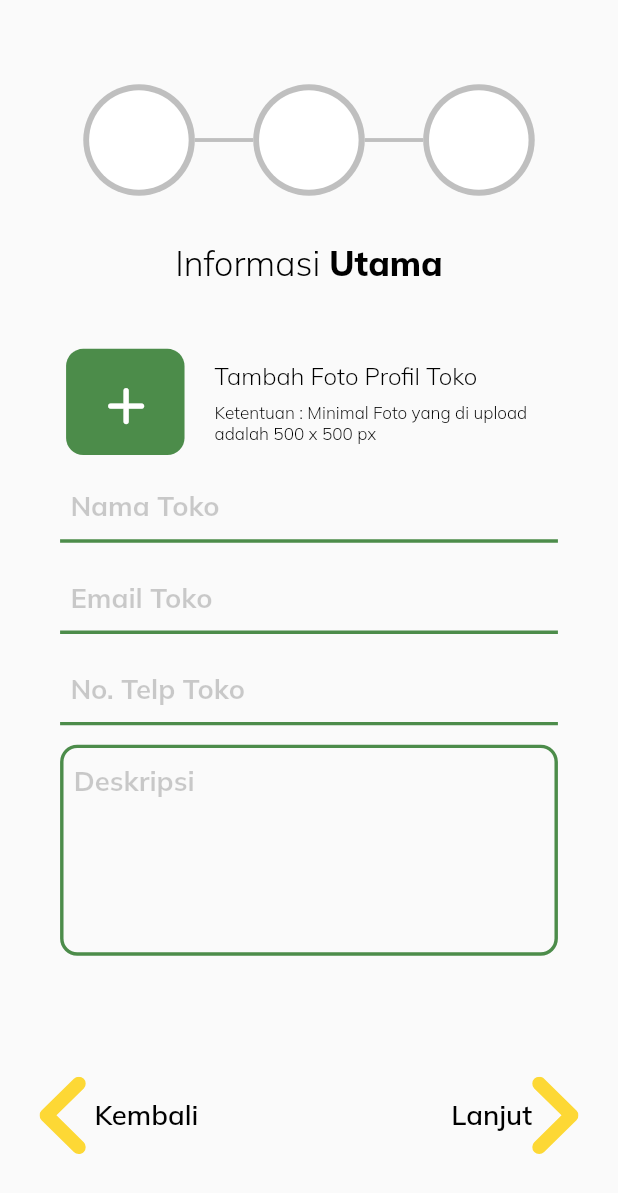
After one commit to michaelsof47/CatatUang, a Flutter app: the OwnerRegisterPage screen opened by its route, on a phone screen of 412 x 824 dp. The commit adds this screen. Shown: the top 1193 px of the screen. Run offline on Flutter 3.47's test engine with Material 2 defaults, Android fonts, the phone set to English and light mode, and no system bars; our stand-ins replace firebase_auth, firebase_core, flutter_riverpod, flutter_screenutil, flutter_svg, google_fonts and 4 more; missing offline and left inert: flutter_facebook_auth; accounts and stored records are empty.

Commit message:
Catat Uang Updates
feat :
- Tambahan Bottom Navigation Bar pada Halaman Utama Menu
- Tambahan modul register khusus owner

```diff
--- a/lib/import_url_file.dart
+++ b/lib/import_url_file.dart
@@ -43,10 +43,11 @@ part 'view/general/splash_screen_page.dart';
 part 'utils/general_utils.dart';
 part 'utils/general_package.dart';
 part 'style/general_style.dart';
-part 'view/general/register_user.dart';
+part 'view/general/personal_register_page.dart';
 part 'view/general/verify_otp_page.dart';
 part 'view/home_navigation_page.dart';
-part 'view/home_dashboard_page.dart';
-part 'view/transaction/transaction_page.dart';
-part 'view/planner/planner_page.dart';
+part 'view/personal_role/home_dashboard_page.dart';
+part 'view/personal_role/transaction/transaction_page.dart';
+part 'view/personal_role/planner/planner_page.dart';
 part 'view/profile/profile_page.dart';
+part 'view/general/owner_register_page.dart';
--- a/lib/main.dart
+++ b/lib/main.dart
@@ -23,6 +23,7 @@ class MyApp extends StatelessWidget {
               '/register': (context) => RegisterUserPage(),
               '/verify_otp': (context) => VerifyOTPPage(),
               '/home_navigation': (context) => HomeNavigationPage(),
+              '/owner_register': (context) => OwnerRegisterPage(),
             });
 
     return ScreenUtilInit(
--- a/lib/style/colors_theme.dart
+++ b/lib/style/colors_theme.dart
@@ -10,6 +10,7 @@ class ColorsTheme {
   static Color black = const Color(0xff000000);
   static Color yellow = const Color(0xffFDD835);
   static Color white = const Color(0xffFFFFFFF);
+  static Color grey = const Color(0xffBFBFBF);
   static Color facebookColor = const Color(0xff1877F2);
   static Color googleColor = const Color(0xff4285F4);
   static Color yellowSoft = const Color(0xffF3F4CB);
--- a/lib/utils/general_utils.dart
+++ b/lib/utils/general_utils.dart
@@ -9,21 +9,34 @@ class GeneralUtils {
       EdgeInsets.symmetric(
           vertical: verticalAmount!.h, horizontal: horizontalAmount!.w);
 
-  static outlineBorder() => UnderlineInputBorder(
+  static underlineBorder() => UnderlineInputBorder(
         borderSide: BorderSide(
           color: ColorsTheme.green,
           width: 2.w,
         ),
       );
 
-  static generalTextFormField(
-          {TextEditingController? controller, String? label}) =>
+  static outlineBorder() => OutlineInputBorder(
+        borderSide: BorderSide(
+          color: ColorsTheme.green,
+          width: 2.w,
+        ),
+        borderRadius: BorderRadius.circular(10.r),
+      );
+
+  static generalTextFormField({
+    TextEditingController? controller,
+    String? label,
+    bool? isFinalInput,
+    bool? isEnabled,
+  }) =>
       TextFormField(
         controller: controller,
         cursorColor: ColorsTheme.green,
+        readOnly: isEnabled! ? false : true,
         decoration: InputDecoration(
-          border: GeneralUtils.outlineBorder(),
-          enabledBorder: GeneralUtils.outlineBorder(),
+          border: GeneralUtils.underlineBorder(),
+          enabledBorder: GeneralUtils.underlineBorder(),
           contentPadding: EdgeInsets.symmetric(vertical: 5.h, horizontal: 6.w),
           hintText: label,
           hintStyle: GeneralStyle.labelHintStyle1(false),
@@ -31,7 +44,32 @@ class GeneralUtils {
         style: GeneralStyle.labelHintStyle1(true),
         maxLines: 1,
         keyboardType: TextInputType.text,
-        textInputAction: TextInputAction.done,
+        textInputAction:
+            isFinalInput! ? TextInputAction.done : TextInputAction.next,
+      );
+
+  static multiTextFormField({
+    TextEditingController? controller,
+    String? label,
+    int? maxLines,
+    bool? isFinalInput,
+  }) =>
+      TextFormField(
+        controller: controller,
+        cursorColor: ColorsTheme.green,
+        decoration: InputDecoration(
+          border: GeneralUtils.outlineBorder(),
+          enabledBorder: GeneralUtils.outlineBorder(),
+          contentPadding:
+              EdgeInsets.only(left: 8.w, top: 10.h, bottom: 10.h, right: 5.w),
+          hintText: label,
+          hintStyle: GeneralStyle.labelHintStyle1(false),
+        ),
+        style: GeneralStyle.labelHintStyle1(true),
+        maxLines: maxLines,
+        keyboardType: TextInputType.text,
+        textInputAction:
+            isFinalInput! ? TextInputAction.done : TextInputAction.next,
       );
 
   static alertSnackbar(label) => SnackBar(
--- a/lib/view/general/login_page.dart
+++ b/lib/view/general/login_page.dart
@@ -207,7 +207,7 @@ class LoginPageState extends ConsumerState<LoginPage> {
                   onTap: () {
                     Navigator.pop(context);
                     label == "WIRAUSAHA"
-                        ? {}
+                        ? Navigator.pushNamed(context, "/owner_register")
                         : Navigator.pushNamed(context, "/register");
                   },
                   child: SizedBox(width: 71.w, height: 51.h)),
@@ -318,6 +318,8 @@ class LoginPageState extends ConsumerState<LoginPage> {
     inputFormField() => GeneralUtils.generalTextFormField(
           controller: inputEditingController,
           label: "Email / No. Telp",
+          isFinalInput: true,
+          isEnabled: true,
         );
 
     forgotPasswordLabelAction() => Padding(
--- /dev/null
+++ b/lib/view/general/owner_register_page.dart
@@ -0,0 +1,511 @@
+part of 'package:catat_uang/import_url_file.dart';
+
+class OwnerRegisterPage extends ConsumerStatefulWidget {
+  @override
+  ConsumerState<OwnerRegisterPage> createState() => OwnerRegisterPageState();
+}
+
+class OwnerRegisterPageState extends ConsumerState<OwnerRegisterPage> {
+  /////////////////////
+  ///GLOBAL VARIABLE///
+  /////////////////////
+  var count;
+  var isChecked;
+
+  ////////////////////////
+  //MECHANISM CONTROLLER//
+  ////////////////////////
+
+  //FORM 1//
+  TextEditingController? outletNameInputController;
+  TextEditingController? emailInputController;
+  TextEditingController? phoneNumberInputController;
+  TextEditingController? descriptionInputController;
+
+  //FORM 2//
+  TextEditingController? outletAddressInputController;
+  TextEditingController? outletSubDistrictInputController;
+  TextEditingController? outletDistrictInputController;
+  TextEditingController? outletCityInputController;
+  TextEditingController? postalCodeInputController;
+  TextEditingController? additionalInputController;
+
+  //FORM 3//
+  TextEditingController? categoryInputController;
+  TextEditingController? anotherCategoryInputController;
+  TextEditingController? descriptonProductOutletInputController;
+
+  ///////////////////////
+  ///CUSTOM DECORATION///
+  ///////////////////////
+
+  circleDecoration(isCompleted, isInnerCircle) => BoxDecoration(
+        color: isInnerCircle
+            ? ColorsTheme.white
+            : isCompleted
+                ? ColorsTheme.green
+                : ColorsTheme.grey,
+        shape: BoxShape.circle,
+      );
+
+  roundedRectangleDecoration() => RoundedRectangleBorder(
+        borderRadius: BorderRadius.circular(10.r),
+      );
+
+  /////////////////////////
+  ///CUSTOM PATH / SHAPE///
+  /////////////////////////
+
+  ///SINGLE PATH / SHAPE///
+  checkableIcon(isCompleted) => AnimatedOpacity(
+        opacity: isCompleted ? 1.0 : 0.0,
+        duration: const Duration(seconds: 2),
+        curve: Curves.bounceIn,
+        child: SvgPicture.asset(
+          'assets/icon/check_registration.svg',
+          semanticsLabel: "check_success",
+        ),
+      );
+
+  circlePath({bool? isCompleted, int? size, bool? isBackgroundCircle}) =>
+      Container(
+        width: size!.w,
+        height: size.h,
+        padding: EdgeInsets.all(isBackgroundCircle! ? 0.w : 3.w),
+        child: checkableIcon(isCompleted),
+        decoration: circleDecoration(
+          isCompleted,
+          isBackgroundCircle ? false : true,
+        ),
+      );
+
+  linerPath(isCompleted) => Container(
+        width: 34.w,
+        height: 2.h,
+        decoration: BoxDecoration(
+          color: isCompleted ? ColorsTheme.green : ColorsTheme.grey,
+        ),
+      );
+
+  pathIcon() => Icon(
+        Icons.add_rounded,
+        color: ColorsTheme.white,
+        size: 36.w,
+      );
+
+  ///GROUP OF PATH / SHAPE///
+  customCircle(isCompleted) => Stack(
+        children: [
+          circlePath(
+            isCompleted: isCompleted,
+            size: 65,
+            isBackgroundCircle: true,
+          ),
+          Positioned(
+            child: circlePath(
+              isCompleted: isCompleted,
+              size: 58,
+              isBackgroundCircle: false,
+            ),
+            top: 3.5.h,
+            left: 3.4.w,
+          )
+        ],
+      );
+
+  customLiner(isCompleted) => isCompleted
+      ? AnimatedOpacity(
+          opacity: isCompleted ? 1.0 : 0.0,
+          duration: const Duration(seconds: 5),
+          child: linerPath(true),
+        )
+      : linerPath(false);
+
+  customGroup() => Row(
+        mainAxisAlignment: MainAxisAlignment.center,
+        children: [
+          customCircle(count >= 1 ? true : false),
+          customLiner(count >= 2 ? true : false),
+          customCircle(count >= 2 ? true : false),
+          customLiner(count >= 3 ? true : false),
+          customCircle(count >= 3 ? true : false),
+        ],
+      );
+
+  ///////////////////
+  ///CUSTOM WIDGET///
+  ///////////////////
+
+  addImageAction() => Card(
+        elevation: 0,
+        shape: roundedRectangleDecoration(),
+        color: ColorsTheme.green,
+        child: InkWell(
+          onTap: () {},
+          borderRadius: BorderRadius.circular(10.r),
+          child: Container(
+            width: 69.w,
+            height: 55.h,
+            padding: EdgeInsets.symmetric(vertical: 14.h, horizontal: 17.w),
+            child: pathIcon(),
+          ),
+        ),
+      );
+
+  inputFormField({
+    String? label,
+    TextEditingController? controller,
+    bool? isFinalInput,
+    bool? isEnabled,
+  }) =>
+      GeneralUtils.generalTextFormField(
+        controller: controller,
+        label: label,
+        isFinalInput: isFinalInput,
+        isEnabled: isEnabled,
+      );
+
+  itemTextSpan(label, isAction) => TextSpan(
+        text: label,
+        style: GeneralStyle.labelStyle1(
+            false, 12, isAction ? ColorsTheme.green : ColorsTheme.black),
+        recognizer: !isAction ? null : TapGestureRecognizer()
+          ?..onTap = () => print("action"),
+      );
+
+  @override
+  void initState() {
+    super.initState();
+
+    initConstructor();
+    initData();
+  }
+
+  initConstructor() {
+    count = 0;
+    isChecked = false;
+
+    outletNameInputController = TextEditingController();
+    emailInputController = TextEditingController();
+    phoneNumberInputController = TextEditingController();
+    descriptionInputController = TextEditingController();
+    postalCodeInputController = TextEditingController();
+  }
+
+  initData() {}
+
+  navigationAction(isLeft) {
+    setState(() {
+      if (isLeft) {
+        if (count == 0) {
+          Navigator.pop(context);
+        } else {
+          count -= 1;
+        }
+      } else {
+        if (count == 3) {
+          //move into main page
+        } else {
+          count += 1;
+        }
+      }
+    });
+  }
+
+  //////////////////
+  ///CUSTOM UTILS///
+  //////////////////
+
+  String? headerLabel(row) => row == 1
+      ? count == 0
+          ? "Informasi "
+          : "Informasi Utama "
+      : count == 0
+          ? "Utama"
+          : count == 1
+              ? "Lokasi Toko"
+              : "Kategori Toko";
+
+  @override
+  Widget build(context) {
+    //////////////////
+    ///HEADER LABEL///
+    //////////////////
+    contentTextSpan(row) => TextSpan(
+          text: headerLabel(row),
+          style: GeneralStyle.labelStyle1(
+              row == 1 ? false : true, 20, ColorsTheme.black),
+        );
+
+    titleAppBar() => RichText(
+          text: TextSpan(children: [
+            contentTextSpan(1),
+            contentTextSpan(2),
+          ]),
+        );
+
+    //////////////////
+    ///FORM GROUP 3///
+    //////////////////
+
+    verifyCheckbox() => Row(
+          mainAxisAlignment: MainAxisAlignment.center,
+          children: [
+            Checkbox(
+              value: isChecked,
+              onChanged: (value) => setState(() => isChecked = value),
+              activeColor: ColorsTheme.black,
+            ),
+            SizedBox(
+              width: 240.w,
+              child: RichText(
+                text: TextSpan(
+                  children: [
+                    itemTextSpan("Kamu setuju dengan ", false),
+                    itemTextSpan("Ketentuan Layanan ", true),
+                    itemTextSpan("dan ", false),
+                    itemTextSpan(" Kebijakan Privasi ", true),
+                    itemTextSpan(" Catat Uang", false),
+                  ],
+                ),
+              ),
+            ),
+          ],
+        );
+
+    contentGroup3() => Column(
+          crossAxisAlignment: CrossAxisAlignment.start,
+          children: [
+            inputFormField(
+              label: "Kategori Toko",
+              controller: postalCodeInputController,
+              isFinalInput: false,
+              isEnabled: false,
+            ),
+            GeneralUtils.verticalSpacer(10),
+            inputFormField(
+              label: "Kategori Toko",
+              controller: postalCodeInputController,
+              isFinalInput: false,
+              isEnabled: false,
+            ),
+            GeneralUtils.verticalSpacer(10),
+            GeneralUtils.multiTextFormField(
+              label: "Keterangan Produk Toko",
+              controller: postalCodeInputController,
+              isFinalInput: false,
+              maxLines: 3,
+            ),
+            GeneralUtils.verticalSpacer(10),
+            verifyCheckbox(),
+          ],
+        );
+
+    //////////////////
+    ///FORM GROUP 2///
+    //////////////////
+
+    row2() => Row(
+          mainAxisAlignment: MainAxisAlignment.spaceBetween,
+          children: [
+            Text(
+              "Tambah Lokasi Toko",
+              style: GeneralStyle.labelStyle1(true, 14, ColorsTheme.black),
+            ),
+            addImageAction(),
+          ],
+        );
+
+    contentGroup2() => Column(
+          children: [
+            row2(),
+            GeneralUtils.verticalSpacer(10),
+            inputFormField(
+              label: "Alamat Toko",
+              controller: postalCodeInputController,
+              isFinalInput: false,
+              isEnabled: false,
+            ),
+            GeneralUtils.verticalSpacer(10),
+            inputFormField(
+              label: "Kelurahan",
+              controller: postalCodeInputController,
+              isFinalInput: false,
+              isEnabled: false,
+            ),
+            GeneralUtils.verticalSpacer(10),
+            inputFormField(
+              label: "Kecamatan",
+              controller: postalCodeInputController,
+              isFinalInput: false,
+              isEnabled: false,
+            ),
+            GeneralUtils.verticalSpacer(10),
+            inputFormField(
+              label: "Kabupaten/Kota",
+              controller: postalCodeInputController,
+              isFinalInput: false,
+              isEnabled: false,
+            ),
+            GeneralUtils.verticalSpacer(10),
+            inputFormField(
+              label: "Kode Pos",
+              controller: postalCodeInputController,
+              isFinalInput: false,
+              isEnabled: true,
+            ),
+            GeneralUtils.verticalSpacer(10),
+            inputFormField(
+              label: "Detail Lainnya",
+              controller: postalCodeInputController,
+              isFinalInput: false,
+              isEnabled: true,
+            ),
+          ],
+        );
+
+    //////////////////
+    ///FORM GROUP 1///
+    //////////////////
+
+    outletImageDescriptionLabel({String? headerLabel, String? subtitleLabel}) =>
+        Column(
+          crossAxisAlignment: CrossAxisAlignment.start,
+          children: [
+            Text(
+              headerLabel!,
+              style: GeneralStyle.labelStyle1(false, 14, ColorsTheme.black),
+            ),
+            GeneralUtils.verticalSpacer(5),
+            SizedBox(
+              width: 200.w,
+              child: Text(
+                subtitleLabel!,
+                style: GeneralStyle.labelStyle1(false, 10, ColorsTheme.black),
+              ),
+            ),
+          ],
+        );
+
+    row1() => Row(
+          mainAxisAlignment: MainAxisAlignment.spaceBetween,
+          children: [
+            addImageAction(),
+            outletImageDescriptionLabel(
+                headerLabel: "Tambah Foto Profil Toko",
+                subtitleLabel:
+                    "Ketentuan : Minimal Foto yang di upload adalah 500 x 500 px"),
+          ],
+        );
+
+    contentGroup1() => Column(
+          children: [
+            row1(),
+            GeneralUtils.verticalSpacer(5),
+            inputFormField(
+              label: "Nama Toko",
+              controller: outletNameInputController,
+              isFinalInput: false,
+              isEnabled: true,
+            ),
+            GeneralUtils.verticalSpacer(10),
+            inputFormField(
+              label: "Email Toko",
+              controller: emailInputController,
+              isFinalInput: false,
+              isEnabled: true,
+            ),
+            GeneralUtils.verticalSpacer(10),
+            inputFormField(
+              label: "No. Telp Toko",
+              controller: phoneNumberInputController,
+              isFinalInput: false,
+              isEnabled: true,
+            ),
+            GeneralUtils.verticalSpacer(10),
+            GeneralUtils.multiTextFormField(
+              controller: descriptionInputController,
+              label: "Deskripsi",
+              maxLines: 5,
+              isFinalInput: true,
+            )
+          ],
+        );
+
+    ///////////////////////
+    ///SYSTEM NAVIGATION///
+    ///////////////////////
+
+    iconNav(isLeft) => SvgPicture.asset(
+          isLeft
+              ? 'assets/icon/ic_nav_left.svg'
+              : 'assets/icon/ic_nav_right.svg',
+          width: 27.w,
+          height: 45.h,
+          semanticsLabel: "icon navigation",
+        );
+
+    btnNavigationAction(isLeft) => InkWell(
+          onTap: () => navigationAction(isLeft),
+          child: Row(
+            children: [
+              isLeft ? iconNav(isLeft) : Container(),
+              GeneralUtils.horizontalSpacer(5),
+              Text(
+                isLeft ? "Kembali" : "Lanjut",
+                style: GeneralStyle.navigationActionLabel(),
+              ),
+              !isLeft ? iconNav(isLeft) : Container(),
+            ],
+          ),
+        );
+
+    systemNavigationBar() => Row(
+          mainAxisAlignment: MainAxisAlignment.spaceBetween,
+          children: [
+            btnNavigationAction(true),
+            btnNavigationAction(false),
+          ],
+        );
+
+    //////////////////
+    ///GENERAL BASE///
+    //////////////////
+
+    formContent() => Expanded(
+          child: SingleChildScrollView(
+            child: Padding(
+              padding: EdgeInsets.fromLTRB(12.w, 30.h, 12.w, 35.h),
+              child: count == 0
+                  ? contentGroup1()
+                  : count == 1
+                      ? contentGroup2()
+                      : contentGroup3(),
+            ),
+          ),
+        );
+
+    contentBody() => SafeArea(
+          child: Scaffold(
+            body: Padding(
+              padding: EdgeInsets.symmetric(vertical: 40.h, horizontal: 23.w),
+              child: Column(
+                mainAxisAlignment: MainAxisAlignment.start,
+                children: [
+                  customGroup(),
+                  GeneralUtils.verticalSpacer(20),
+                  titleAppBar(),
+                  formContent(),
+                  systemNavigationBar(),
+                ],
+              ),
+            ),
+          ),
+        );
+
+    return Container(
+      color: ColorsTheme.black,
+      child: contentBody(),
+    );
+  }
+}
--- a/lib/view/general/register_user.dart
+++ b/lib/view/general/personal_register_page.dart
@@ -93,21 +93,29 @@ class RegisterUserPageState extends ConsumerState<RegisterUserPage> {
               GeneralUtils.generalTextFormField(
                 controller: firstnameInputController,
                 label: "Nama Depan",
+                isFinalInput: false,
+                isEnabled: true,
               ),
               GeneralUtils.verticalSpacer(5.h),
               GeneralUtils.generalTextFormField(
                 controller: lastNameInputController,
                 label: "Nama Belakang",
+                isFinalInput: false,
+                isEnabled: true,
               ),
               GeneralUtils.verticalSpacer(5.h),
               GeneralUtils.generalTextFormField(
                 controller: emailInputController,
                 label: "Email",
+                isFinalInput: false,
+                isEnabled: true,
               ),
               GeneralUtils.verticalSpacer(5.h),
               GeneralUtils.generalTextFormField(
                 controller: phoneInputController,
                 label: "No. Telp",
+                isFinalInput: true,
+                isEnabled: true,
               ),
             ],
           ),
--- a/lib/view/home_navigation_page.dart
+++ b/lib/view/home_navigation_page.dart
@@ -66,7 +66,9 @@ class HomeNavigationPageState extends ConsumerState<HomeNavigationPage> {
     if (currentBackPressed == null ||
         now.difference(currentBackPressed!) > Duration(seconds: 2)) {
       currentBackPressed = now;
-      print("Klik 2x untuk keluar dari Aplikasi");
+      ScaffoldMessenger.of(context).showSnackBar(
+        GeneralUtils.alertSnackbar("Klik 2x untuk keluar dari aplikasi."),
+      );
       return Future.value(false);
     }
     return Future.value(true);
--- a/pubspec.yaml
+++ b/pubspec.yaml
@@ -44,6 +44,7 @@ dependencies:
   package_info_plus: ^3.1.0
   flutter_svg: ^2.0.5
   sms_autofill: ^2.3.0
+  shared_preferences: ^2.1.0
 
 dev_dependencies:
   flutter_test:
```
Also changed, not shown: assets/icon/check_registration.svg (added), lib/local_manager/user_manager.dart (added), lib/view/personal_role/home_dashboard_page.dart (renamed from lib/view/home_dashboard_page.dart), lib/view/personal_role/planner/planner_page.dart (renamed from lib/view/planner/planner_page.dart), lib/view/personal_role/transaction/transaction_page.dart (renamed from lib/view/transaction/transaction_page.dart), pubspec.lock.
